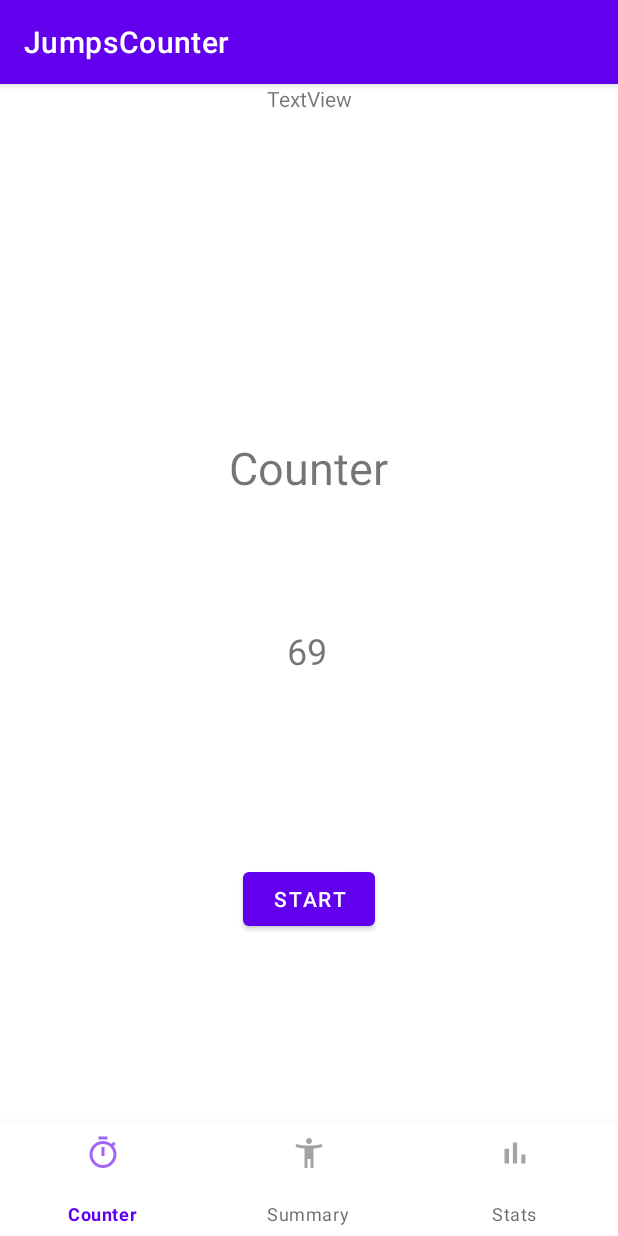
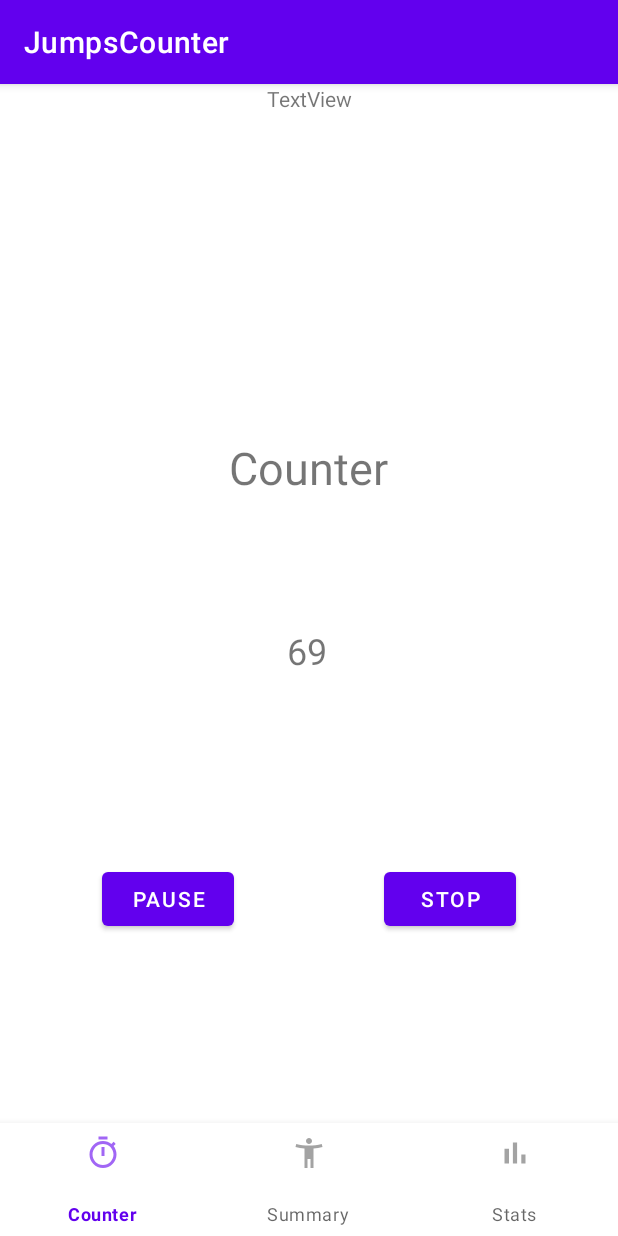
Before and after one commit to KraftUnderscore/JumpsCounter, an Android app: the screen it shows after launch (MainActivity), after a tap on "START", on a phone screen of 412 x 824 dp. Run offline under Robolectric (Android 15) with nearby library versions, the phone set to English and light mode, and no system bars.

Commit message:
Add pause, resume and stop buttons

```diff
--- a/app/src/main/java/com/pieta/jumpscounter/MainActivity.java
+++ b/app/src/main/java/com/pieta/jumpscounter/MainActivity.java
@@ -16,7 +16,7 @@ import com.pieta.jumpscounter.logic.LinearAccelerationDetector;
 public class MainActivity extends AppCompatActivity {
 
     public enum State {
-        INIT, STOPPED, START, RESUME, PAUSED, SAVE_DATA, SUMMARY, STATS, COUNTER
+        INIT, STOP, START, RESUME, PAUSE, SAVE_DATA, SUMMARY, STATS, COUNTER
     }
 
     private CounterFragment counterFragment;
@@ -25,6 +25,7 @@ public class MainActivity extends AppCompatActivity {
 
     private JumpCollector collector;
     private JumpDetector detector;
+    private BottomNavigationView bottomNavigationView;
 
     @Override
     protected void onCreate(Bundle savedInstanceState) {
@@ -45,12 +46,18 @@ public class MainActivity extends AppCompatActivity {
                 break;
             case START:
                 counterFragment.updateCounter(69);
+                counterFragment.updateButtons(true, false, true, false);
                 break;
-            case PAUSED:
+            case PAUSE:
+                counterFragment.updateButtons(true, true, false, false);
                 break;
             case RESUME:
+                counterFragment.updateButtons(true, false, true, false);
                 break;
-            case STOPPED:
+            case STOP:
+                updateFrame(summaryFragment);
+                bottomNavigationView.setSelectedItemId(R.id.menu_summary);
+                // SAVE DATA
                 break;
             case SAVE_DATA:
                 break;
@@ -74,7 +81,7 @@ public class MainActivity extends AppCompatActivity {
         summaryFragment = new SummaryFragment();
         statsFragment = new StatsFragment();
 
-        BottomNavigationView bottomNavigationView = findViewById(R.id.bottomNavigationView);
+        bottomNavigationView = findViewById(R.id.bottomNavigationView);
         bottomNavigationView.setOnNavigationItemSelectedListener(item -> {
             switch(item.getItemId()){
                 case R.id.menu_counter:
--- a/app/src/main/java/com/pieta/jumpscounter/fragments/CounterFragment.java
+++ b/app/src/main/java/com/pieta/jumpscounter/fragments/CounterFragment.java
@@ -6,9 +6,7 @@ import androidx.annotation.NonNull;
 import androidx.annotation.Nullable;
 import androidx.fragment.app.Fragment;
 
-import android.view.LayoutInflater;
 import android.view.View;
-import android.view.ViewGroup;
 import android.widget.Button;
 import android.widget.TextView;
 
@@ -17,8 +15,13 @@ import com.pieta.jumpscounter.R;
 
 public class CounterFragment extends Fragment implements View.OnClickListener {
 
+    private final MainActivity mainActivity;
+
     private TextView counter;
-    private MainActivity mainActivity;
+    private Button startButton;
+    private Button pauseButton;
+    private Button resumeButton;
+    private Button stopButton;
 
     public CounterFragment(MainActivity activity) {
         super(R.layout.fragment_counter);
@@ -29,19 +32,46 @@ public class CounterFragment extends Fragment implements View.OnClickListener {
     public void onViewCreated(@NonNull View view, @Nullable Bundle savedInstanceState) {
         super.onViewCreated(view, savedInstanceState);
         counter = (TextView) getView().findViewById(R.id.jumps_counter);
-        Button button = (Button) view.findViewById(R.id.stat_button);
-        button.setOnClickListener(this);
+        startButton = (Button) view.findViewById(R.id.start_button);
+        pauseButton = (Button) view.findViewById(R.id.pause_button);
+        resumeButton = (Button) view.findViewById(R.id.resume_button);
+        stopButton = (Button) view.findViewById(R.id.stop_button);
+        startButton.setOnClickListener(this);
+        pauseButton.setOnClickListener(this);
+        resumeButton.setOnClickListener(this);
+        stopButton.setOnClickListener(this);
     }
 
     public void updateCounter(int value) {
         counter.setText(Integer.toString(value));
     }
 
+    public void updateButtons(boolean hideStart, boolean hidePause, boolean hideResume, boolean hideStop) {
+        toggleButtonVisibility(startButton, hideStart);
+        toggleButtonVisibility(pauseButton, hidePause);
+        toggleButtonVisibility(resumeButton, hideResume);
+        toggleButtonVisibility(stopButton, hideStop);
+    }
+
+    private void toggleButtonVisibility(Button button, boolean isHidden) {
+        if(isHidden) button.setVisibility(View.GONE);
+        else button.setVisibility(View.VISIBLE);
+    }
+
     @Override
     public void onClick(View view) {
         switch (view.getId()) {
-            case R.id.stat_button:
+            case R.id.start_button:
                 mainActivity.switchState(MainActivity.State.START);
+                break;
+            case R.id.pause_button:
+                mainActivity.switchState(MainActivity.State.PAUSE);
+                break;
+            case R.id.resume_button:
+                mainActivity.switchState(MainActivity.State.RESUME);
+                break;
+            case R.id.stop_button:
+                mainActivity.switchState(MainActivity.State.STOP);
                 break;
         }
     }
--- a/app/src/main/res/layout/fragment_counter.xml
+++ b/app/src/main/res/layout/fragment_counter.xml
@@ -33,7 +33,7 @@
         app:layout_constraintVertical_bias="0.222" />
 
     <Button
-        android:id="@+id/stat_button"
+        android:id="@+id/start_button"
         android:layout_width="wrap_content"
         android:layout_height="wrap_content"
         android:text="@string/start_text"
@@ -42,4 +42,40 @@
         app:layout_constraintStart_toStartOf="parent"
         app:layout_constraintTop_toBottomOf="@+id/jumps_counter" />
 
+    <Button
+        android:id="@+id/pause_button"
+        android:layout_width="wrap_content"
+        android:layout_height="wrap_content"
+        android:layout_marginStart="68dp"
+        android:text="@string/pause_text"
+        android:visibility="gone"
+        app:layout_constraintBottom_toBottomOf="parent"
+        app:layout_constraintStart_toStartOf="parent"
+        app:layout_constraintTop_toBottomOf="@+id/jumps_counter"
+        app:layout_constraintVertical_bias="0.501" />
+
+    <Button
+        android:id="@+id/resume_button"
+        android:layout_width="wrap_content"
+        android:layout_height="wrap_content"
+        android:layout_marginStart="60dp"
+        android:text="@string/resume_text"
+        android:visibility="gone"
+        app:layout_constraintBottom_toBottomOf="parent"
+        app:layout_constraintStart_toStartOf="parent"
+        app:layout_constraintTop_toBottomOf="@+id/jumps_counter"
+        app:layout_constraintVertical_bias="0.501" />
+
+    <Button
+        android:id="@+id/stop_button"
+        android:layout_width="wrap_content"
+        android:layout_height="wrap_content"
+        android:layout_marginEnd="68dp"
+        android:text="@string/stop_text"
+        android:visibility="gone"
+        app:layout_constraintBottom_toBottomOf="parent"
+        app:layout_constraintEnd_toEndOf="parent"
+        app:layout_constraintTop_toBottomOf="@+id/jumps_counter"
+        app:layout_constraintVertical_bias="0.501" />
+
 </androidx.constraintlayout.widget.ConstraintLayout>
--- a/app/src/main/res/values/strings.xml
+++ b/app/src/main/res/values/strings.xml
@@ -4,4 +4,7 @@
     <string name="title_summary">Summary</string>
     <string name="title_counter">Counter</string>
     <string name="start_text">Start</string>
+    <string name="pause_text">Pause</string>
+    <string name="resume_text">Resume</string>
+    <string name="stop_text">Stop</string>
 </resources>
```
